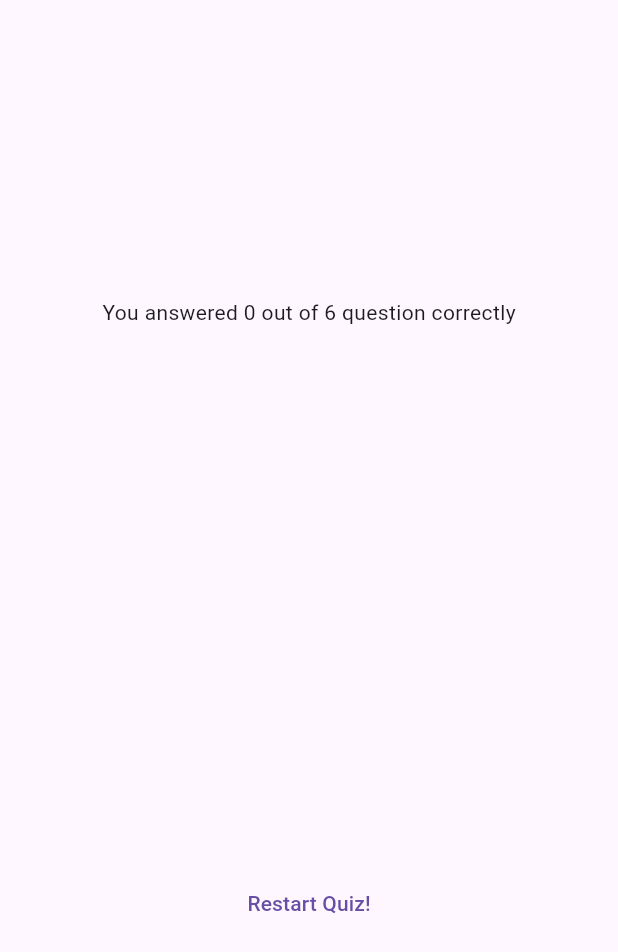
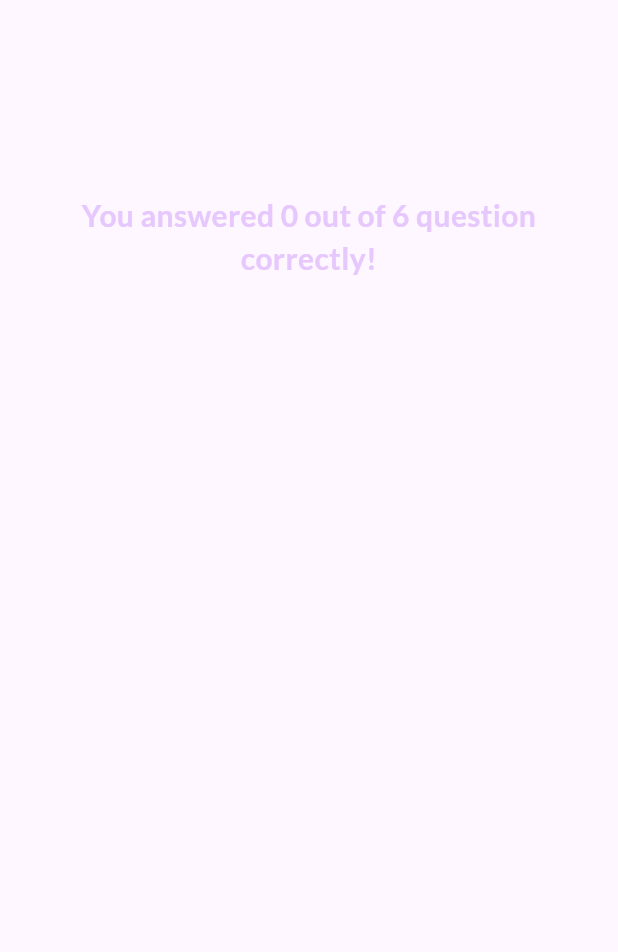
Before and after one commit to lancekian12/Quiz-App, a Flutter app: the ResultsScreen widget shown alone on an empty page, opened directly with empty values, on a phone screen of 412 x 824 dp. Shown: the top 952 px of the screen. Run offline on Flutter 3.47's test engine with Material 3 defaults, Android fonts, the phone set to English and light mode, and no system bars; our stand-ins replace google_fonts.

Commit message:
finished the style

```diff
--- /dev/null
+++ b/lib/question_summary/question_summary.dart
@@ -0,0 +1,22 @@
+import 'package:flutter/material.dart';
+import 'package:quiz_app/question_summary/summary_item.dart';
+
+class QuestionSummary extends StatelessWidget {
+  const QuestionSummary(this.summaryData, {super.key});
+
+  final List<Map<String, Object>> summaryData;
+
+  @override
+  Widget build(context) {
+    return SizedBox(
+      height: 400,
+      child: SingleChildScrollView(
+        child: Column(
+          children: summaryData.map((data) {
+            return SummaryItem(data);
+          }).toList(),
+        ),
+      ),
+    );
+  }
+}
--- a/lib/results_screen.dart
+++ b/lib/results_screen.dart
@@ -1,16 +1,17 @@
 import 'package:flutter/material.dart';
 import 'package:quiz_app/data/questions.dart';
-import 'package:quiz_app/question_summary.dart';
+import 'package:quiz_app/question_summary/question_summary.dart';
+import 'package:google_fonts/google_fonts.dart';
 
 class ResultsScreen extends StatelessWidget {
-  const ResultsScreen(
-    this.restartScreen, {
+  const ResultsScreen({
     super.key,
     required this.choosenAnswers,
+    required this.restartScreen,
   });
 
   final List<String> choosenAnswers;
-  final void Function()? restartScreen;
+  final void Function() restartScreen;
 
   List<Map<String, Object>> getSumarryData() {
     final List<Map<String, Object>> summary = [];
@@ -22,6 +23,7 @@ class ResultsScreen extends StatelessWidget {
         'user_answer': choosenAnswers[i]
       });
     }
+
     return summary;
   }
 
@@ -41,12 +43,24 @@ class ResultsScreen extends StatelessWidget {
           mainAxisAlignment: MainAxisAlignment.center,
           children: [
             Text(
-                'You answered $numcorrectQuestion out of $numTotalQuestions question correctly'),
+              'You answered $numcorrectQuestion out of $numTotalQuestions question correctly!',
+              style: GoogleFonts.lato(
+                color: const Color.fromARGB(255, 230, 200, 253),
+                fontWeight: FontWeight.bold,
+                fontSize: 20,
+              ),
+              textAlign: TextAlign.center,
+            ),
             const SizedBox(height: 30),
             QuestionSummary(summaryData),
             const SizedBox(height: 30),
-            TextButton(
-                onPressed: restartScreen, child: const Text('Restart Quiz!'))
+            TextButton.icon(
+                onPressed: restartScreen,
+                style: TextButton.styleFrom(
+                  foregroundColor: Colors.white,
+                ),
+                icon: const Icon(Icons.refresh),
+                label: const Text('Restart Quiz!'))
           ],
         ),
       ),
```
Also changed, not shown: lib/question_summary.dart (deleted, +0 -35 lines), lib/question_summary/question_identifer.dart (added, +34 -0 lines), lib/question_summary/summary_item.dart (added, +57 -0 lines), lib/quiz.dart (+2 -7 lines).
